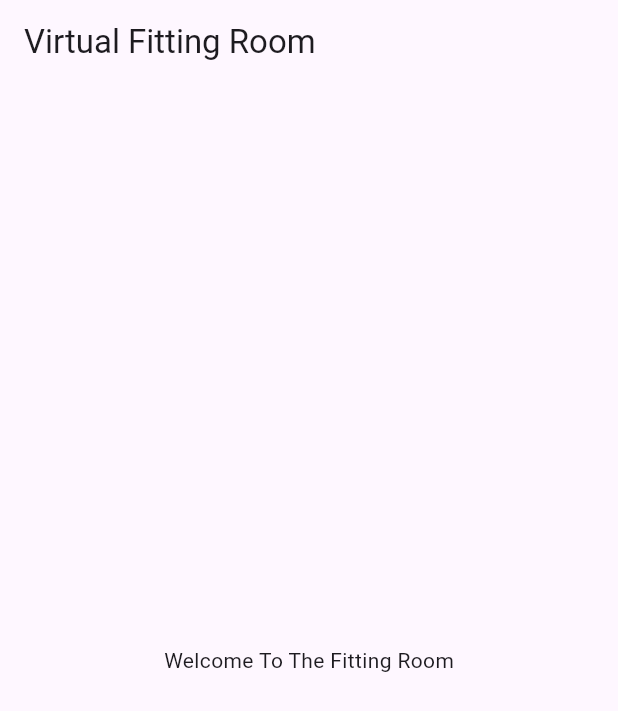
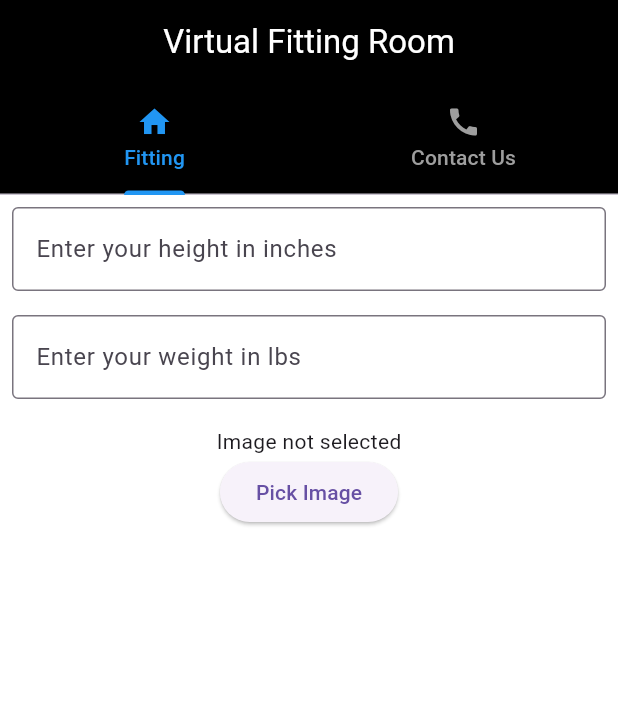
Before and after one commit to CarlosLG5/VirtualFittingRoom, a Flutter app: the screen it shows after launch, on a phone screen of 412 x 824 dp. Shown: the top 711 px of the screen. Run offline on Flutter 3.47's test engine with Material 3 defaults, Android fonts, the phone set to English and light mode, and no system bars; our stand-ins replace image_picker.

Commit message:
Added features to app

```diff
--- /dev/null
+++ b/devtools_options.yaml
@@ -0,0 +1,3 @@
+description: This file stores settings for Dart & Flutter DevTools.
+documentation: https://docs.flutter.dev/tools/devtools/extensions#configure-extension-enablement-states
+extensions:
--- a/lib/home_screen.dart
+++ b/lib/home_screen.dart
@@ -1,18 +1,118 @@
 import 'package:flutter/material.dart';
+import 'contact.dart'; //imports our contact screen
+import 'package:image_picker/image_picker.dart'; //allows for use of images
+import 'dart:io'; //allows for input/output file use
 
-class HomeScreen extends StatelessWidget{
-  const HomeScreen({super.key});
+class HomeScreen extends StatefulWidget{
+  const HomeScreen({Key? key}) : super(key : key);
 
+  @override
+  _HomeScreenState createState() => _HomeScreenState();
+
+}
+
+class _HomeScreenState extends State<HomeScreen> with SingleTickerProviderStateMixin{
+  late TabController _tabController; //tab controller for switching windows
+  final TextEditingController _heightController = TextEditingController(); //height input
+  final TextEditingController _weightController = TextEditingController(); //weight input
+  File? _image;
+  final ImagePicker _picker = ImagePicker(); //image input
+
+  @override
+  void initState() {
+    super.initState();
+    _tabController = TabController(length: 2, vsync: this);
+  }
+
+  //image importing from user
+  Future<void> _pickImage() async{
+    final pickedFile = await _picker.pickImage(source: ImageSource.gallery);
+    if (pickedFile != null){
+      setState((){
+        _image = File(pickedFile.path);
+      });
+    }
+  }
+
+  @override
+  void dispose(){
+    _tabController.dispose();
+    _heightController.dispose();
+    _weightController.dispose();
+    super.dispose();
+  }
+  //create widget for info input
+  Widget _buildFittingRoomTab(){
+    return SingleChildScrollView(
+      child: Column(
+        children: [
+          Padding(
+            padding: const EdgeInsets.all(8.0),
+            child: TextFormField(
+              controller: _heightController,
+              decoration: InputDecoration(
+                labelText: 'Enter your height in inches',
+                border: OutlineInputBorder(),
+              ),
+              keyboardType: TextInputType.number,
+            ),
+          ),
+          Padding(
+            padding: const EdgeInsets.all(8.0),
+            child: TextFormField(
+              controller: _weightController,
+              decoration: InputDecoration(
+                labelText: 'Enter your weight in lbs',
+                border: OutlineInputBorder(),
+              ),
+              keyboardType: TextInputType.number,
+            ),
+          ),
+          SizedBox(height: 10),
+          _image != null ? Image.file(_image!) : Text("Image not selected"),
+          ElevatedButton(
+            onPressed: _pickImage,
+            child: Text('Pick Image'),
+          ),
+        ],
+      ),
+    );
+
+
+
+  }
 
   @override
   Widget build(BuildContext context){
     return Scaffold(
       appBar: AppBar(
-        title: const Text('Virtual Fitting Room'),
-    ),
-    body: const Center(
-      child: Text('Welcome To The Fitting Room'),
+        title: const Text(
+          'Virtual Fitting Room',
+          style: TextStyle(
+            color: Colors.white,
+          ),
+        ),
+        backgroundColor: Colors.black,
+        centerTitle: true,
+        bottom: TabBar(
+          controller: _tabController,
+          indicatorColor: Colors.blue,
+          labelColor: Colors.blue,
+          unselectedLabelColor: Colors.grey,
+          tabs: [
+            Tab(text: 'Fitting', icon: Icon(Icons.home)),
+            Tab(text: 'Contact Us', icon: Icon(Icons.call)),
+          ],
+        ),
       ),
+      body: TabBarView(
+        controller: _tabController,
+        children: [
+          _buildFittingRoomTab(),
+          ContactScreen(),
+        ],
+      ),
+      backgroundColor: Colors.white,
     );
   }
 }
--- a/lib/main.dart
+++ b/lib/main.dart
@@ -1,7 +1,5 @@
-import 'package:english_words/english_words.dart';
 import 'package:flutter/material.dart';
 import 'home_screen.dart';
-
 
 void main() {
   runApp(const MyApp());
--- a/pubspec.yaml
+++ b/pubspec.yaml
@@ -1,4 +1,4 @@
-name: test_app
+name: virtual_fitting_room
 description: A new Flutter project.
 
 publish_to: 'none' # Remove this line if you wish to publish to pub.dev
@@ -14,6 +14,7 @@ dependencies:
 
   english_words: ^4.0.0
   provider: ^6.1.2
+  image_picker: ^0.8.5+3 #this is for image use
 
 dev_dependencies:
   flutter_test:
```
Also changed, not shown: lib/contact.dart (added, +12 -0 lines), pubspec.lock, 30 other files.
